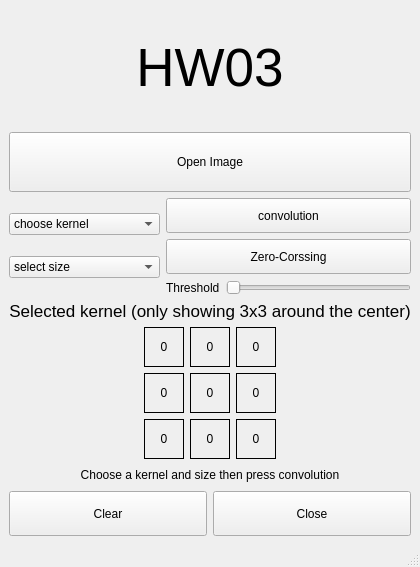
The window that HW3/B06611008_HW3/code/diphw.ui (tohow06/2021FallDIP) describes before a commit, drawn with Qt 5.
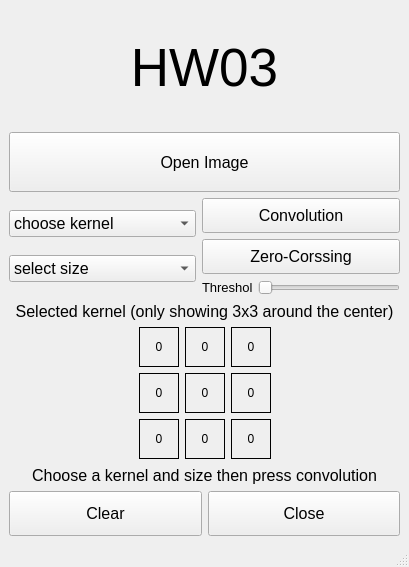
The same window after the commit.

What changed in the file:
```diff
--- a/HW3/B06611008_HW3/code/diphw.ui
+++ b/HW3/B06611008_HW3/code/diphw.ui
@@ -52,6 +52,11 @@
         <height>60</height>
        </size>
       </property>
+      <property name="font">
+       <font>
+        <pointsize>12</pointsize>
+       </font>
+      </property>
       <property name="text">
        <string>Open Image</string>
       </property>
@@ -63,6 +68,17 @@
        <layout class="QVBoxLayout" name="verticalLayout_2">
         <item>
          <widget class="QComboBox" name="matrixBox">
+          <property name="sizePolicy">
+           <sizepolicy hsizetype="Preferred" vsizetype="Fixed">
+            <horstretch>0</horstretch>
+            <verstretch>0</verstretch>
+           </sizepolicy>
+          </property>
+          <property name="font">
+           <font>
+            <pointsize>12</pointsize>
+           </font>
+          </property>
           <item>
            <property name="text">
             <string>choose kernel</string>
@@ -112,6 +128,17 @@
         </item>
         <item>
          <widget class="QComboBox" name="sizeBox">
+          <property name="sizePolicy">
+           <sizepolicy hsizetype="Preferred" vsizetype="Fixed">
+            <horstretch>0</horstretch>
+            <verstretch>0</verstretch>
+           </sizepolicy>
+          </property>
+          <property name="font">
+           <font>
+            <pointsize>12</pointsize>
+           </font>
+          </property>
           <item>
            <property name="text">
             <string>select size</string>
@@ -178,12 +205,17 @@
           </property>
           <property name="maximumSize">
            <size>
-            <width>16777215</width>
+            <width>200</width>
             <height>35</height>
            </size>
           </property>
+          <property name="font">
+           <font>
+            <pointsize>12</pointsize>
+           </font>
+          </property>
           <property name="text">
-           <string>convolution</string>
+           <string>Convolution</string>
           </property>
          </widget>
         </item>
@@ -197,10 +229,15 @@
           </property>
           <property name="maximumSize">
            <size>
-            <width>16777215</width>
+            <width>200</width>
             <height>35</height>
            </size>
           </property>
+          <property name="font">
+           <font>
+            <pointsize>12</pointsize>
+           </font>
+          </property>
           <property name="text">
            <string>Zero-Corssing</string>
           </property>
@@ -210,6 +247,17 @@
          <layout class="QHBoxLayout" name="horizontalLayout_3">
           <item>
            <widget class="QLabel" name="label_3">
+            <property name="maximumSize">
+             <size>
+              <width>50</width>
+              <height>16777215</height>
+             </size>
+            </property>
+            <property name="font">
+             <font>
+              <pointsize>10</pointsize>
+             </font>
+            </property>
             <property name="text">
              <string>Threshold</string>
             </property>
@@ -217,6 +265,12 @@
           </item>
           <item>
            <widget class="QSlider" name="thresSlider">
+            <property name="maximumSize">
+             <size>
+              <width>150</width>
+              <height>16777215</height>
+             </size>
+            </property>
             <property name="maximum">
              <number>99</number>
             </property>
@@ -259,7 +313,9 @@
       </property>
       <property name="font">
        <font>
-        <pointsize>13</pointsize>
+        <pointsize>12</pointsize>
+        <weight>50</weight>
+        <bold>false</bold>
        </font>
       </property>
       <property name="text">
@@ -600,6 +656,11 @@
         <height>20</height>
        </size>
       </property>
+      <property name="font">
+       <font>
+        <pointsize>12</pointsize>
+       </font>
+      </property>
       <property name="text">
        <string>Choose a kernel and size then press convolution</string>
       </property>
@@ -624,6 +685,11 @@
           <height>45</height>
          </size>
         </property>
+        <property name="font">
+         <font>
+          <pointsize>12</pointsize>
+         </font>
+        </property>
         <property name="text">
          <string>Clear</string>
         </property>
@@ -643,6 +709,11 @@
           <height>45</height>
          </size>
         </property>
+        <property name="font">
+         <font>
+          <pointsize>12</pointsize>
+         </font>
+        </property>
         <property name="text">
          <string>Close</string>
         </property>
```
Left out of the diff: 2 changed lines with no effect on the pictures.
